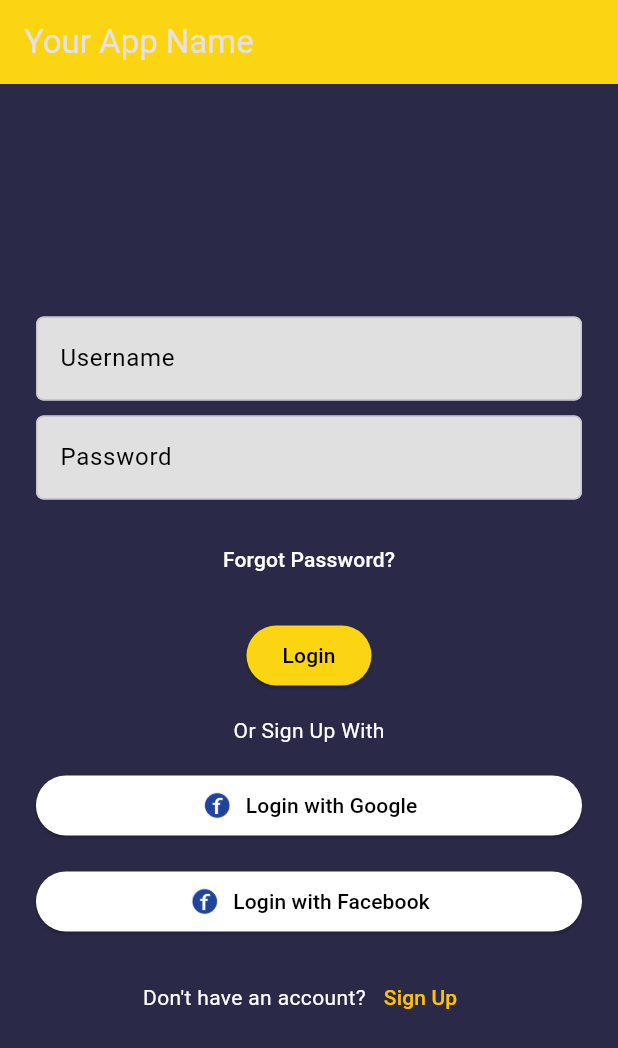
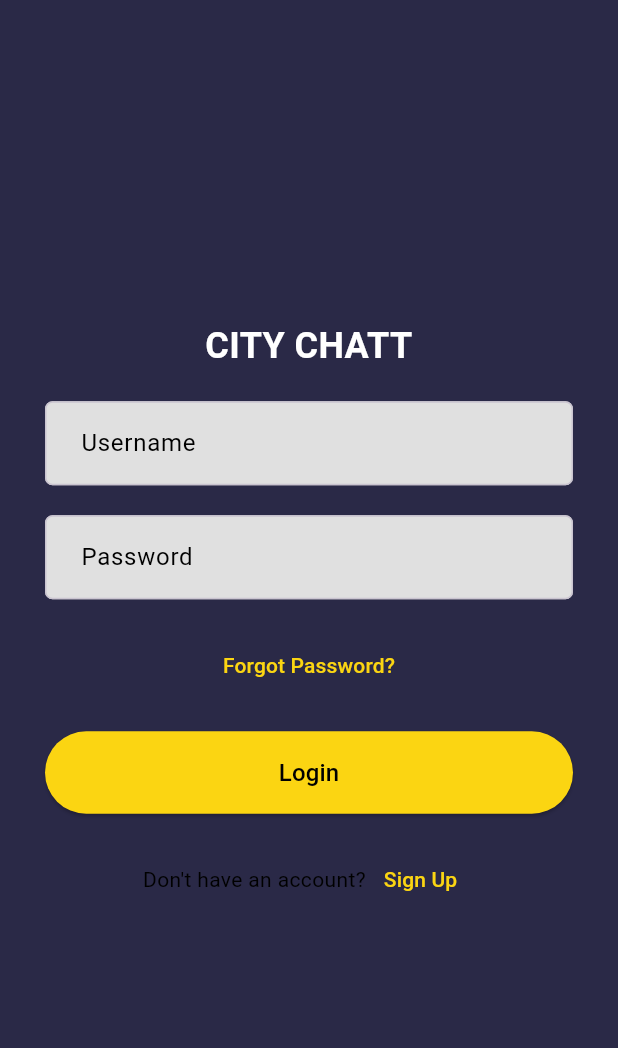
Before and after one commit to WambuaRack/flutter-application-, a Flutter app: the screen it shows after launch, on a phone screen of 412 x 824 dp. Shown: the top 1048 px of the screen. Run offline on Flutter 3.47's test engine with Material 3 defaults, Android fonts, the phone set to English and light mode, and no system bars; our stand-ins replace flutter_map, image_picker, latlong2.

Commit message:
ui almost

```diff
--- a/lib/COMPONENTS/postitem_model.dart
+++ b/lib/COMPONENTS/postitem_model.dart
@@ -1,9 +1,15 @@
+import 'dart:io';
+
 class PostItemModel {
   final String title;
   final String content;
+  final File? image;
+  final File? video;
 
   PostItemModel({
     required this.title,
     required this.content,
+    this.image,
+    this.video,
   });
 }
--- a/lib/config/app_strings.dart
+++ b/lib/config/app_strings.dart
@@ -1,5 +1,5 @@
 class AppStrings {
-  static const String appName = "Your App Name";
+  static const String appName = "CITY CHATT";
   static const String username = "Username";
   static const String password = "Password";
   static const String forgotPassword = "Forgot Password?";
@@ -18,5 +18,7 @@ class AppStrings {
   static const String female = "Female";
   static const String other = "Other";
   static const String nearby = "nearby";
+  static const String email = "email";
+
   static const String alreadyHaveAccount = "alreadyHaveAccount";
 }
--- a/lib/main pages/login.dart
+++ b/lib/main pages/login.dart
@@ -9,20 +9,30 @@ class LoginPage extends StatelessWidget {
   @override
   Widget build(BuildContext context) {
     return Scaffold(
-      resizeToAvoidBottomInset: false,
-      appBar: AppBar(
-        backgroundColor: AppColors.primary,
-        title: Text(AppStrings.appName),
-      ),
       backgroundColor: AppColors.background,
-      body: Padding(
+      body: Center(
+        child: SingleChildScrollView(
+          child: Container(
             padding: const EdgeInsets.all(24.0),
-        child: Center(
+            constraints:
+                BoxConstraints(maxWidth: 400), // Set max width for content
             child: Column(
               mainAxisAlignment: MainAxisAlignment.center,
+              crossAxisAlignment: CrossAxisAlignment.stretch,
               children: [
+                Text(
+                  AppStrings.appName,
+                  style: TextStyle(
+                    fontSize: 24,
+                    fontWeight: FontWeight.bold,
+                    color: Colors.white, // Change text color to white
+                  ),
+                  textAlign: TextAlign.center,
+                ),
                 SizedBox(height: 20),
                 TextField(
+                  style:
+                      TextStyle(color: Colors.black), // Set text color to black
                   decoration: InputDecoration(
                     hintText: AppStrings.username,
                     border: OutlineInputBorder(
@@ -31,10 +41,14 @@ class LoginPage extends StatelessWidget {
                     filled: true,
                     fillColor: Colors.grey[300],
                     hintStyle: TextStyle(color: AppColors.black),
+                    contentPadding:
+                        EdgeInsets.symmetric(vertical: 16, horizontal: 20),
                   ),
                 ),
-              SizedBox(height: 10),
+                SizedBox(height: 20),
                 TextField(
+                  style:
+                      TextStyle(color: Colors.black), // Set text color to black
                   obscureText: true,
                   decoration: InputDecoration(
                     hintText: AppStrings.password,
@@ -44,17 +58,19 @@ class LoginPage extends StatelessWidget {
                     filled: true,
                     fillColor: Colors.grey[300],
                     hintStyle: TextStyle(color: AppColors.black),
+                    contentPadding:
+                        EdgeInsets.symmetric(vertical: 16, horizontal: 20),
                   ),
                 ),
-              SizedBox(height: 16),
+                SizedBox(height: 20),
                 TextButton(
                   onPressed: () {},
                   child: Text(
                     AppStrings.forgotPassword,
-                  style: TextStyle(color: Colors.white),
+                    style: TextStyle(color: AppColors.primary),
                   ),
                 ),
-              SizedBox(height: 16),
+                SizedBox(height: 20),
                 ElevatedButton(
                   onPressed: () {
                     Navigator.of(context).pushReplacementNamed(Approutes.main);
@@ -62,61 +78,20 @@ class LoginPage extends StatelessWidget {
                   style: ElevatedButton.styleFrom(
                     primary: AppColors.primary,
                     onPrimary: AppColors.black,
+                    padding: EdgeInsets.symmetric(vertical: 16),
                   ),
-                child: Text(AppStrings.login),
-              ),
-              SizedBox(height: 16),
-              Text(
-                AppStrings.orSignupWith,
-                style: TextStyle(color: Colors.white),
-              ),
-              SizedBox(height: 16),
-              ElevatedButton(
-                onPressed: () {},
-                style: ElevatedButton.styleFrom(
-                  primary: Colors.white,
-                  onPrimary: Colors.black,
-                ),
-                child: Row(
-                  mainAxisAlignment: MainAxisAlignment.center,
-                  children: [
-                    Image.asset(
-                      'assets/images/fb.jpg',
-                      width: 22,
-                      height: 22,
-                    ),
-                    SizedBox(width: 8),
-                    Text(AppStrings.loginWithGoogle),
-                  ],
+                  child: Text(
+                    AppStrings.login,
+                    style: TextStyle(fontSize: 16),
                   ),
                 ),
-              SizedBox(height: 16),
-              ElevatedButton(
-                onPressed: () {},
-                style: ElevatedButton.styleFrom(
-                  primary: Colors.white,
-                  onPrimary: Colors.black,
-                ),
-                child: Row(
-                  mainAxisAlignment: MainAxisAlignment.center,
-                  children: [
-                    Image.asset(
-                      'assets/images/fb.jpg',
-                      width: 22,
-                      height: 22,
-                    ),
-                    SizedBox(width: 8),
-                    Text(AppStrings.loginWithFacebook),
-                  ],
-                ),
-              ),
-              SizedBox(height: 16),
+                SizedBox(height: 20),
                 Row(
                   mainAxisAlignment: MainAxisAlignment.center,
                   children: [
                     Text(
                       AppStrings.dontHaveAccount,
-                    style: TextStyle(color: Colors.white),
+                      style: TextStyle(color: AppColors.black),
                     ),
                     TextButton(
                       onPressed: () {
@@ -125,7 +100,7 @@ class LoginPage extends StatelessWidget {
                       },
                       child: Text(
                         AppStrings.signup,
-                      style: TextStyle(color: AppColors.amber),
+                        style: TextStyle(color: AppColors.primary),
                       ),
                     ),
                   ],
@@ -134,6 +109,7 @@ class LoginPage extends StatelessWidget {
             ),
           ),
         ),
+      ),
     );
   }
 }
--- a/pubspec.yaml
+++ b/pubspec.yaml
@@ -18,6 +18,7 @@ dependencies:
   google_maps_flutter: ^2.5.0
   flutter_map: ^6.0.1
   latlong2: ^0.9.0
+  image_picker: ^0.8.4+2
 
 dev_dependencies:
   flutter_test:
```
Also changed, not shown: lib/COMPONENTS/post_item.dart (+55 -1 lines), lib/COMPONENTS/posts.dart (+45 -6 lines), lib/COMPONENTS/signup.dart (+26 -3 lines), lib/bottom nav pages/Notifications.dart (+17 -5 lines), lib/COMPONENTS/user_profile.dart (added), pubspec.lock, 5 other files. Lines whose indentation alone changed are shown as unchanged.
